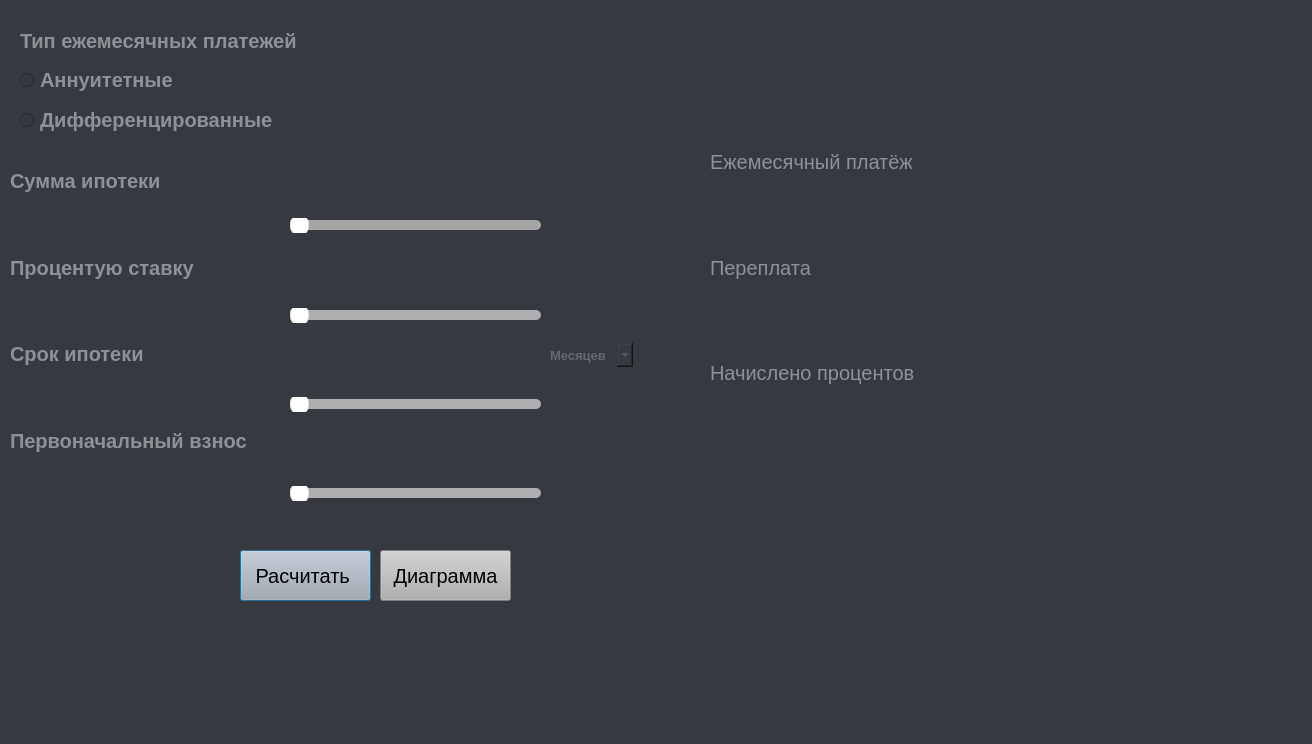
First picture: the form in version5/ui.ui, repository GeorgProfi/UP-05, before the edit.
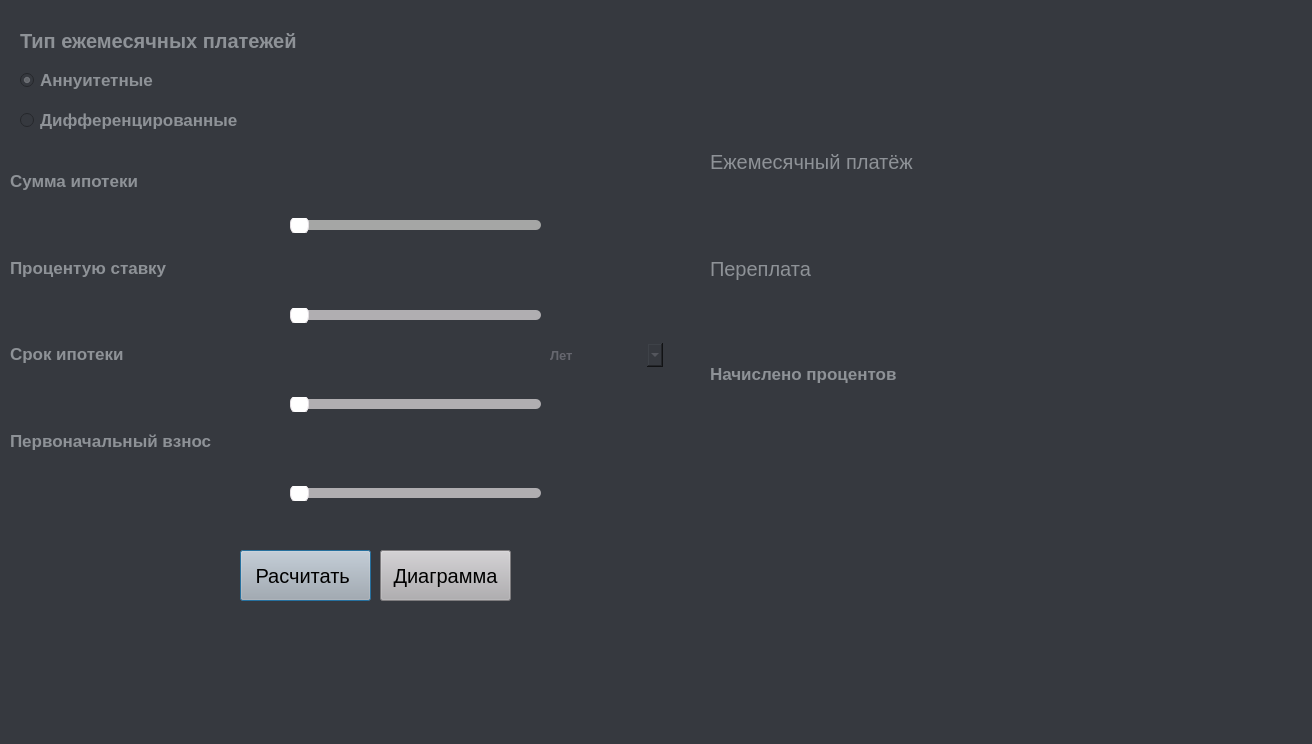
Second picture: the form after the edit.

What changed in the file:
```diff
--- a/version5/ui.ui
+++ b/version5/ui.ui
@@ -378,7 +378,8 @@
       </property>
       <property name="font">
        <font>
-        <pointsize>15</pointsize>
+        <family>Nirmala UI</family>
+        <pointsize>13</pointsize>
         <italic>false</italic>
         <bold>true</bold>
        </font>
@@ -402,7 +403,8 @@
       </property>
       <property name="font">
        <font>
-        <pointsize>15</pointsize>
+        <family>Nirmala UI</family>
+        <pointsize>13</pointsize>
         <italic>false</italic>
         <bold>true</bold>
        </font>
@@ -426,7 +428,8 @@
       </property>
       <property name="font">
        <font>
-        <pointsize>15</pointsize>
+        <family>Nirmala UI</family>
+        <pointsize>13</pointsize>
         <italic>false</italic>
         <bold>true</bold>
        </font>
@@ -450,7 +453,8 @@
       </property>
       <property name="font">
        <font>
-        <pointsize>15</pointsize>
+        <family>Nirmala UI</family>
+        <pointsize>13</pointsize>
         <italic>false</italic>
         <bold>true</bold>
        </font>
@@ -583,6 +587,14 @@
     </item>
     <item>
      <widget class="QLabel" name="label_AllPay">
+      <property name="font">
+       <font>
+        <family>Nirmala UI</family>
+        <pointsize>13</pointsize>
+        <italic>false</italic>
+        <bold>true</bold>
+       </font>
+      </property>
       <property name="styleSheet">
        <string notr="true">font: 700 15pt &quot;Nirmala UI&quot;;
 color : #8e9297;</string>
@@ -639,16 +651,25 @@
    </property>
    <property name="font">
     <font>
-     <pointsize>15</pointsize>
+     <pointsize>13</pointsize>
      <bold>true</bold>
     </font>
    </property>
    <property name="styleSheet">
-    <string notr="true">color : #8e9297;</string>
+    <string notr="true">
+QRadioButton{ 
+color: red;
+color : #8e9297;
+border-color: #36393f;
+}
+</string>
    </property>
    <property name="text">
     <string>Аннуитетные</string>
    </property>
+   <property name="checked">
+    <bool>true</bool>
+   </property>
   </widget>
   <widget class="QRadioButton" name="RB_dif">
    <property name="geometry">
@@ -661,7 +682,7 @@
    </property>
    <property name="font">
     <font>
-     <pointsize>15</pointsize>
+     <pointsize>13</pointsize>
      <bold>true</bold>
     </font>
    </property>
@@ -677,7 +698,7 @@
     <rect>
      <x>545</x>
      <y>340</y>
-     <width>91</width>
+     <width>121</width>
      <height>30</height>
     </rect>
    </property>
@@ -706,11 +727,6 @@
 }
 </string>
    </property>
-   <item>
-    <property name="text">
-     <string>Месяцев</string>
-    </property>
-   </item>
    <item>
     <property name="text">
      <string>Лет</string>
@@ -722,7 +738,7 @@
     <rect>
      <x>20</x>
      <y>10</y>
-     <width>301</width>
+     <width>381</width>
      <height>61</height>
     </rect>
    </property>
```
Left out of the diff: 19 changed lines with no effect on the pictures.
